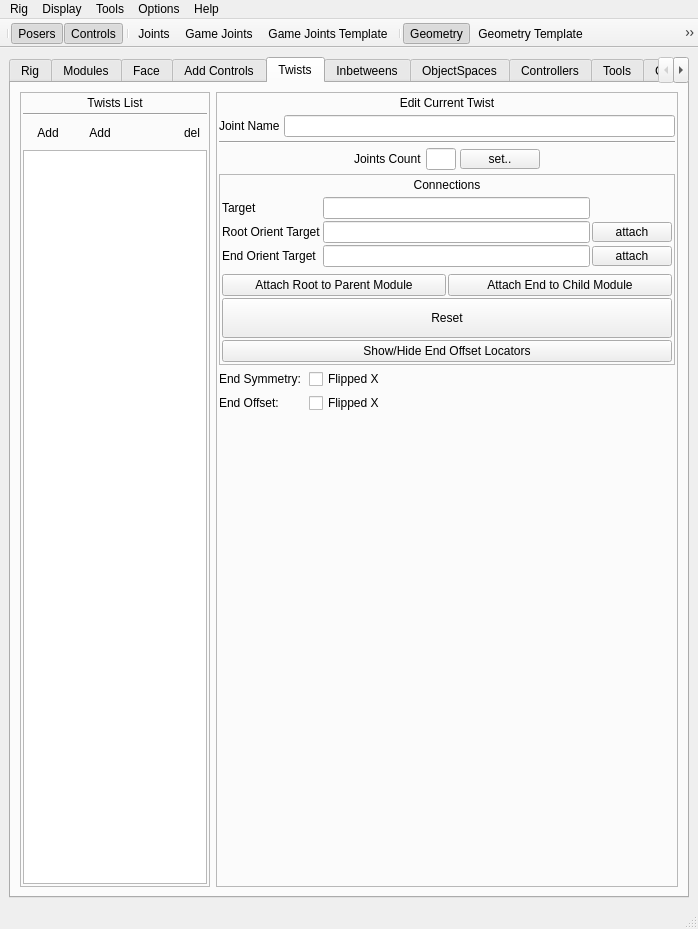
Above: ui/designer/mainWindow.ui from PavelCrow/RigStudio3 before the change. Below: the same form after it.
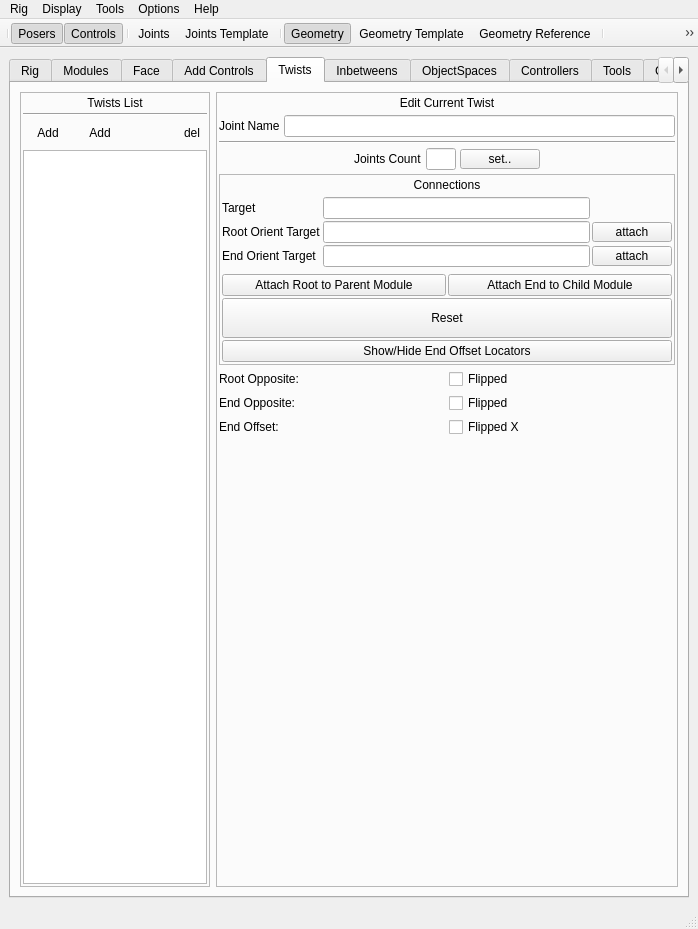
That is the form after the change. The open tabs and pages were chosen to show the change.

```diff
--- a/ui/designer/mainWindow.ui
+++ b/ui/designer/mainWindow.ui
@@ -39,7 +39,7 @@
        </sizepolicy>
       </property>
       <property name="currentIndex">
-       <number>8</number>
+       <number>4</number>
       </property>
       <widget class="QWidget" name="rig_tab">
        <attribute name="title">
@@ -4835,32 +4835,46 @@
             </widget>
            </item>
            <item>
-            <layout class="QGridLayout" name="gridLayout_10" rowstretch="0,0" columnstretch="0,1">
-             <item row="0" column="1">
+            <layout class="QGridLayout" name="gridLayout_10" rowstretch="0,0,0" columnstretch="0,0">
+             <item row="0" column="0">
+              <widget class="QLabel" name="label_38">
+               <property name="text">
+                <string>Root Opposite: </string>
+               </property>
+              </widget>
+             </item>
+             <item row="1" column="1">
               <widget class="QCheckBox" name="twist_flippedX_checkBox">
                <property name="text">
-                <string>Flipped X</string>
+                <string>Flipped</string>
                </property>
               </widget>
              </item>
-             <item row="0" column="0">
+             <item row="1" column="0">
               <widget class="QLabel" name="label_33">
                <property name="text">
-                <string>End Symmetry: </string>
+                <string>End Opposite: </string>
                </property>
               </widget>
              </item>
-             <item row="1" column="0">
+             <item row="2" column="1">
+              <widget class="QCheckBox" name="twist_endOffsetFlippedX_checkBox">
+               <property name="text">
+                <string>Flipped X</string>
+               </property>
+              </widget>
+             </item>
+             <item row="2" column="0">
               <widget class="QLabel" name="label_37">
                <property name="text">
                 <string>End Offset: </string>
                </property>
               </widget>
              </item>
-             <item row="1" column="1">
-              <widget class="QCheckBox" name="twist_endOffsetFlippedX_checkBox">
+             <item row="0" column="1">
+              <widget class="QCheckBox" name="twist_rootFlipped_checkBox">
                <property name="text">
-                <string>Flipped X</string>
+                <string>Flipped</string>
                </property>
               </widget>
              </item>
@@ -9816,9 +9830,8 @@
     <addaction name="actionControls"/>
     <addaction name="actionGeometry"/>
     <addaction name="separator"/>
-    <addaction name="actionGameJoints"/>
-    <addaction name="actionGameJoints_Template"/>
     <addaction name="actionJoints"/>
+    <addaction name="actionJoints_Template"/>
     <addaction name="separator"/>
     <addaction name="actionGeometry_Template"/>
     <addaction name="actionGeometry_Reference"/>
@@ -9914,8 +9927,7 @@
    <addaction name="actionControls"/>
    <addaction name="separator"/>
    <addaction name="actionJoints"/>
-   <addaction name="actionGameJoints"/>
-   <addaction name="actionGameJoints_Template"/>
+   <addaction name="actionJoints_Template"/>
    <addaction name="separator"/>
    <addaction name="actionGeometry"/>
    <addaction name="actionGeometry_Template"/>
@@ -9993,7 +10005,7 @@
     <string>Geometry</string>
    </property>
   </action>
-  <action name="actionGameJoints_Template">
+  <action name="actionJoints_Template">
    <property name="checkable">
     <bool>true</bool>
    </property>
@@ -10001,7 +10013,7 @@
     <bool>false</bool>
    </property>
    <property name="text">
-    <string>Game Joints Template</string>
+    <string>Joints Template</string>
    </property>
   </action>
   <action name="actionGeometry_Template">
```
